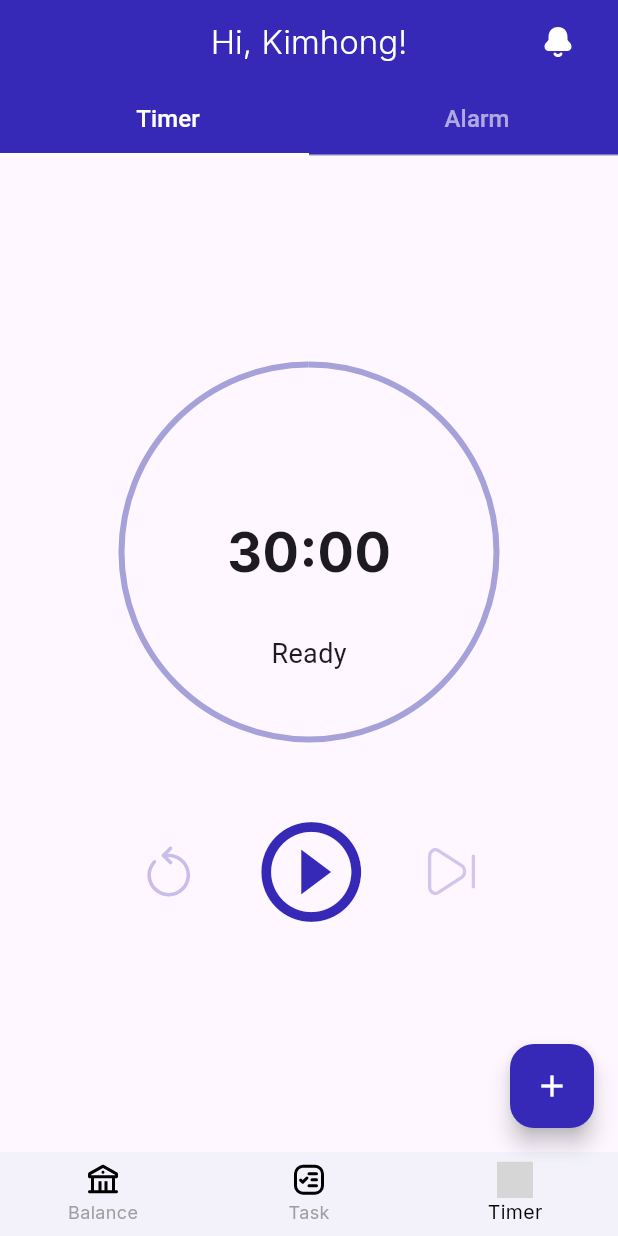
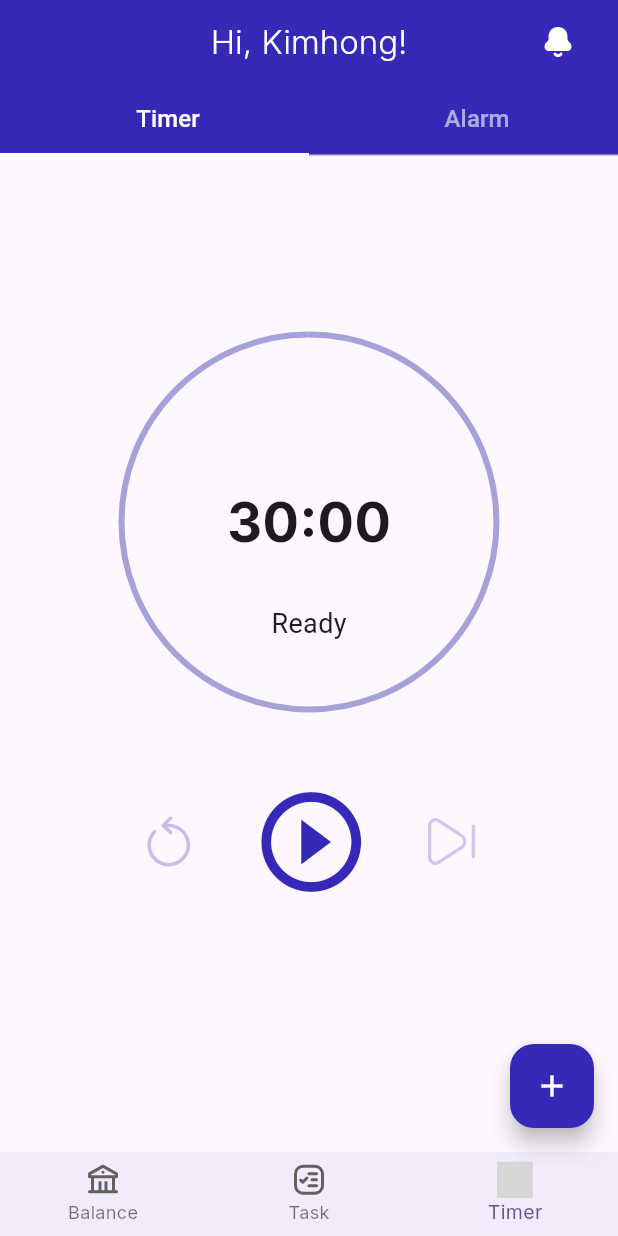
Before and after one commit to rinkimhong4/BalanceApp, a Flutter app: the screen it shows after launch, item 3 of the bottom bar chosen, on a phone screen of 412 x 824 dp. Run offline on Flutter 3.47's test engine with Material 3 defaults, Android fonts, the phone set to English and light mode, and no system bars; our stand-ins replace flutter_svg, google_fonts; grey boxes are pictures that could not be loaded.

Commit message:
modified:   lib/pages/timer.dart modified:   lib/screen/home.dart modified:   lib/widget/alarm_items.dart modified:   lib/widget/app_header.dart and add lib/widget/bottom_navigationbar.dart

```diff
--- a/lib/pages/timer.dart
+++ b/lib/pages/timer.dart
@@ -16,7 +16,7 @@ class TimerScreen extends StatelessWidget {
     return DefaultTabController(
       length: 2,
       child: Scaffold(
-        appBar: _buildAppBar,
+        appBar: _buildAppBar(),
         body: _buildBody(context),
         floatingActionButton: FloatingActionButtonWidget(),
       ),
@@ -24,7 +24,7 @@ class TimerScreen extends StatelessWidget {
   }
 }
 
-get _buildAppBar {
+AppBar _buildAppBar() {
   return AppBar(
     title: BalanceHeader(userName: 'Kimhong', onBellPressed: () {}),
     centerTitle: true,
@@ -60,6 +60,7 @@ class _TimerTab extends StatelessWidget {
           _TimerCircle(time: "30:00", status: "Ready"),
           SizedBox(height: 40),
           _TimerControls(),
+          SizedBox(height: 40),
         ],
       ),
     );
@@ -93,7 +94,6 @@ class _TimerCircle extends StatelessWidget {
         ),
         Positioned(
           top: 180,
-
           child: Text(
             status!,
             style: const TextStyle(fontSize: 18, fontWeight: FontWeight.w400),
@@ -146,7 +146,7 @@ class _TimerControls extends StatelessWidget {
 }
 
 class _AlarmTab extends StatelessWidget {
-  final List<Map<String, dynamic>> alarms = const [
+  final List<Map<String, dynamic>> alarms = [
     {"time": "7:00 AM", "label": "Wake up", "color": primaryColor},
     {"time": "8:00 AM", "label": "Breakfast", "color": Colors.orange},
     {"time": "11:00 AM", "label": "Lunch Break", "color": Colors.green},
--- a/lib/screen/home.dart
+++ b/lib/screen/home.dart
@@ -1,8 +1,8 @@
+import 'package:balance/widget/bottom_navigationbar.dart';
 import 'package:flutter/material.dart';
 import 'package:balance/pages/balance.dart';
 import 'package:balance/pages/task.dart';
 import 'package:balance/pages/timer.dart';
-import 'package:flutter_svg/flutter_svg.dart';
 
 class Home extends StatefulWidget {
   const Home({super.key});
@@ -13,64 +13,20 @@ class Home extends StatefulWidget {
 
 class _HomeState extends State<Home> {
   int _selectedPage = 0;
-  final double _iconsSize = 24.0;
   final _listPages = [BalanceScreen(), TaskScreen(), TimerScreen()];
 
   @override
   Widget build(BuildContext context) {
     return Scaffold(
       body: _listPages[_selectedPage],
-      backgroundColor: Colors.white,
-      bottomNavigationBar: _buildBottomNavigationBar,
+      bottomNavigationBar: BottomNavigationbarWidge(
+        selectedIndex: _selectedPage,
+        onItemTapped: (index) {
+          setState(() {
+            _selectedPage = index;
+          });
+        },
+      ),
     );
   }
-
-  Color primaryColor = Color(0xFF3629B7);
-
-  get _buildBottomNavigationBar => BottomNavigationBar(
-    items: [
-      BottomNavigationBarItem(
-        icon: SvgPicture.asset(
-          _selectedPage == 0 ? 'assets/bank-2.svg' : 'assets/bank-1.svg',
-          width: _iconsSize,
-          height: _iconsSize,
-        ),
-
-        label: 'Balance',
-      ),
-      BottomNavigationBarItem(
-        icon: SvgPicture.asset(
-          _selectedPage == 1 ? 'assets/task-2.svg' : 'assets/task-1.svg',
-          width: _iconsSize,
-          height: _iconsSize,
-        ),
-        label: 'Task',
-      ),
-      BottomNavigationBarItem(
-        icon: SvgPicture.asset(
-          _selectedPage == 2 ? 'assets/timer-2.svg' : 'assets/timer-1.svg',
-          width: _iconsSize,
-          height: _iconsSize,
-        ),
-        label: 'Timer',
-      ),
-    ],
-    elevation: 0,
-    backgroundColor: primaryColor.withAlpha(15),
-    currentIndex: _selectedPage,
-    onTap: (index) {
-      setState(() {
-        _selectedPage = index;
-      });
-    },
-    type: BottomNavigationBarType.fixed,
-    selectedLabelStyle: const TextStyle(fontSize: 13.0, fontFamily: 'Inter'),
-    unselectedLabelStyle: const TextStyle(
-      fontSize: 12.0,
-      fontFamily: 'Inter',
-      color: Colors.grey,
-    ),
-    selectedItemColor: Colors.black,
-    unselectedItemColor: Colors.grey,
-  );
 }
--- a/lib/widget/alarm_items.dart
+++ b/lib/widget/alarm_items.dart
@@ -1,4 +1,3 @@
-import 'package:balance/pages/timer.dart';
 import 'package:flutter/material.dart';
 import 'package:google_fonts/google_fonts.dart';
 
@@ -24,16 +23,20 @@ class AlarmItem extends StatelessWidget {
         borderRadius: BorderRadius.circular(14),
         boxShadow: [
           BoxShadow(
-            color: primaryColor.withAlpha(10),
+            color: color.withAlpha(50),
             spreadRadius: 2,
             blurRadius: 5,
-            offset: const Offset(0, 3),
+            offset: Offset(0, 2),
           ),
         ],
       ),
       child: Row(
         mainAxisAlignment: MainAxisAlignment.spaceBetween,
         children: [
+          Row(
+            children: [
+              Icon(Icons.alarm, color: color, size: 30),
+              SizedBox(width: 14),
               Column(
                 crossAxisAlignment: CrossAxisAlignment.start,
                 children: [
@@ -48,8 +51,10 @@ class AlarmItem extends StatelessWidget {
                     label,
                     style: GoogleFonts.inter(
                       fontSize: 14,
-                  color: Colors.grey.withValues(alpha: 70),
+                      color: Colors.grey.withValues(alpha: 80),
                     ),
+                  ),
+                ],
               ),
             ],
           ),
--- a/lib/widget/app_header.dart
+++ b/lib/widget/app_header.dart
@@ -10,6 +10,7 @@ class BalanceHeader extends StatelessWidget implements PreferredSizeWidget {
     super.key,
     required this.userName,
     required this.onBellPressed,
+    TabBar? bottom,
   });
 
   @override
--- /dev/null
+++ b/lib/widget/bottom_navigationbar.dart
@@ -0,0 +1,72 @@
+import 'package:flutter/material.dart';
+import 'package:flutter_svg/flutter_svg.dart';
+
+class BottomNavigationbarWidge extends StatelessWidget {
+  final int selectedIndex;
+  final ValueChanged onItemTapped;
+  final double iconSize;
+  final Color primaryColor;
+
+  const BottomNavigationbarWidge({
+    super.key,
+    required this.selectedIndex,
+    required this.onItemTapped,
+    this.iconSize = 24.0,
+    this.primaryColor = const Color(0xFF3629B7),
+  });
+
+  @override
+  Widget build(BuildContext context) {
+    return BottomNavigationBar(
+      items: [
+        BottomNavigationBarItem(
+          icon: SvgPicture.asset(
+            selectedIndex == 0 ? 'assets/bank-2.svg' : 'assets/bank-1.svg',
+            colorFilter:
+                selectedIndex == 0
+                    ? ColorFilter.mode(primaryColor, BlendMode.srcIn)
+                    : ColorFilter.mode(Colors.grey.shade700, BlendMode.srcIn),
+            width: iconSize,
+            height: iconSize,
+          ),
+          label: 'Balance',
+        ),
+        BottomNavigationBarItem(
+          icon: SvgPicture.asset(
+            selectedIndex == 1 ? 'assets/task-2.svg' : 'assets/task-1.svg',
+            colorFilter:
+                selectedIndex == 1
+                    ? ColorFilter.mode(primaryColor, BlendMode.srcIn)
+                    : ColorFilter.mode(Colors.grey.shade700, BlendMode.srcIn),
+            width: iconSize,
+            height: iconSize,
+          ),
+          label: 'Task',
+        ),
+        BottomNavigationBarItem(
+          icon: SvgPicture.asset(
+            selectedIndex == 2 ? 'assets/timer-2.svg' : 'assets/timer-1.svg',
+            colorFilter:
+                selectedIndex == 2
+                    ? ColorFilter.mode(primaryColor, BlendMode.srcIn)
+                    : ColorFilter.mode(Colors.grey.shade700, BlendMode.srcIn),
+            width: iconSize,
+            height: iconSize,
+          ),
+          label: 'Timer',
+        ),
+      ],
+      elevation: 0,
+      backgroundColor: primaryColor.withAlpha(15),
+      currentIndex: selectedIndex,
+      onTap: onItemTapped,
+      type: BottomNavigationBarType.fixed,
+      selectedLabelStyle: TextStyle(fontSize: 13, fontFamily: 'Inter'),
+      unselectedLabelStyle: TextStyle(
+        fontSize: 12,
+        fontFamily: 'Inter',
+        color: Colors.grey,
+      ),
+    );
+  }
+}
```
Lines whose indentation alone changed are shown as unchanged.
